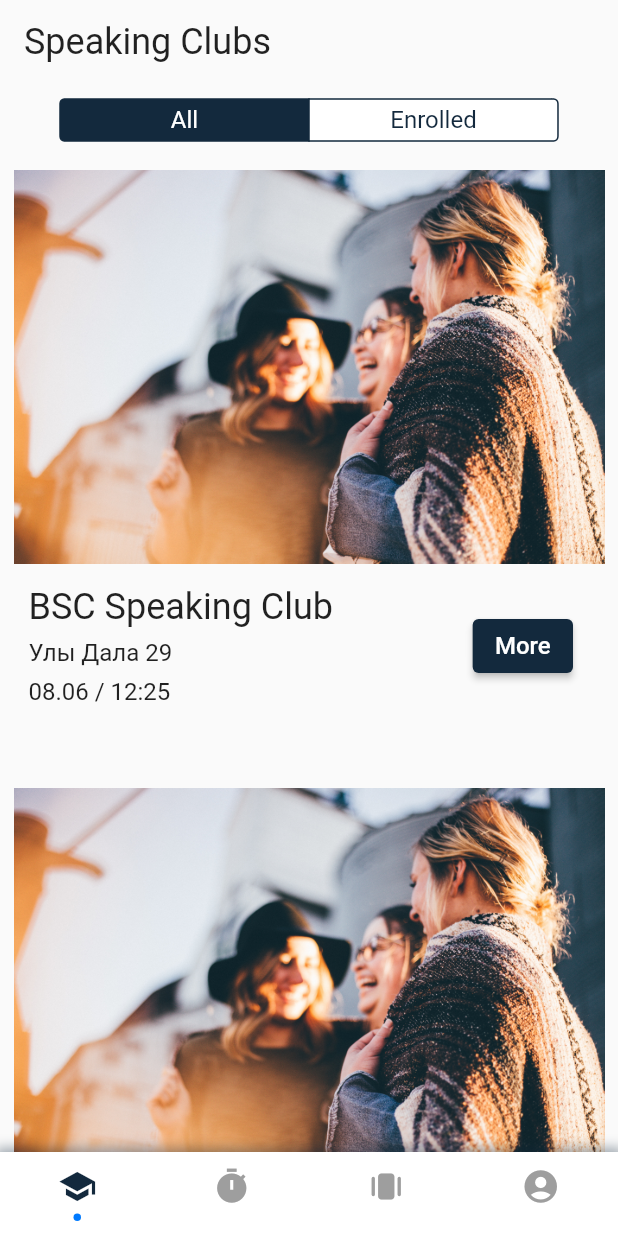
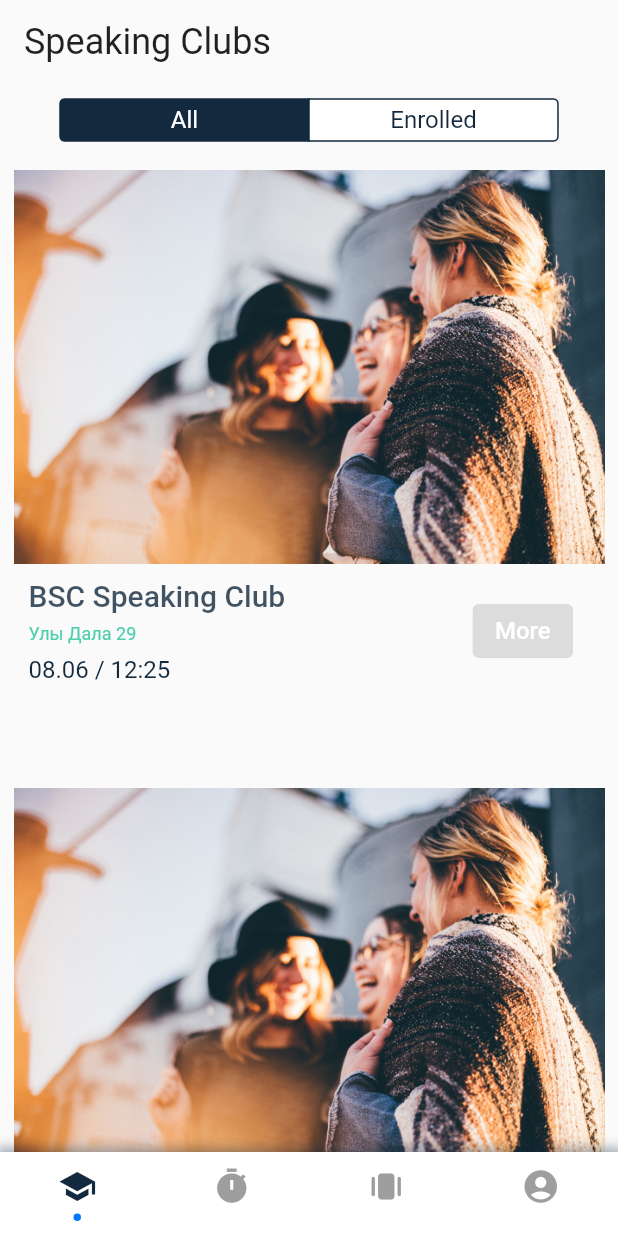
Before and after one commit to AitmaZh/speak-it-kz, a Flutter app: the screen it shows after launch, on a phone screen of 412 x 824 dp. Run offline on Flutter 3.47's test engine with Material 2 defaults, Android fonts, the phone set to English and light mode, and no system bars; drawn by our look-alikes of persistent_bottom_nav_bar; our stand-ins replace firebase_core, flip_card, flutter_secure_storage, google_sign_in, logger, percent_indicator; accounts and stored records are empty.

Commit message:
clubs UI done

```diff
--- a/lib/main.dart
+++ b/lib/main.dart
@@ -36,6 +36,7 @@ class MyApp extends StatelessWidget {
           titleMedium: TextStyle(color: primaryColor),
           labelLarge: TextStyle(
               color: ButtonColors.elevatedButtonTextColor, fontSize: 16),
+              labelMedium: TextStyle(color: secondaryColor),
           bodyMedium:
               const TextStyle(fontSize: 16, fontWeight: FontWeight.normal),
         ),
--- a/lib/network_handler.dart
+++ b/lib/network_handler.dart
@@ -4,7 +4,9 @@ import 'package:http/http.dart' as http;
 import 'package:logger/logger.dart';
 
 class NetworkHandler {
-  String baseUrl = 'http://localhost:8080';
+  String baseUrl = 'http://localhost:3000';
+  // String baseUrl = 'http://10.0.2.2/api';
+  // String baseUrl = 'http://0.0.0.0/api';
   var log = Logger();
 
   Future get(String url) async {
--- a/lib/src/features/speaking clubs/presentation/screens/clubs_catalog_page.dart
+++ b/lib/src/features/speaking clubs/presentation/screens/clubs_catalog_page.dart
@@ -7,6 +7,7 @@ import 'package:http/http.dart' as http;
 import '../../../../../assets/my_colors.dart';
 import '../../../../../network_handler.dart';
 import '../widgets/announcement_card.dart';
+import 'meeting_desc_page.dart';
 
 class SpeakingClubsCatalogScreen extends StatefulWidget {
   const SpeakingClubsCatalogScreen({super.key});
@@ -16,7 +17,7 @@ class SpeakingClubsCatalogScreen extends StatefulWidget {
       _SpeakingClubsCatalogScreenState();
 }
 
-DateTime defaultDateTime = DateTime.parse('2023-06-08 12:25:09.883522');
+// DateTime defaultDateTime = DateTime.parse('2023-06-08 12:25:09.883522');
 
 class _SpeakingClubsCatalogScreenState
     extends State<SpeakingClubsCatalogScreen> {
@@ -30,7 +31,6 @@ class _SpeakingClubsCatalogScreenState
       desc: 'Улы Дала 29',
       address: 'Улы Дала 29',
       format: 'оффлайн',
-      dateTime: defaultDateTime,
       organizatorId: 'Lorem Insum',
       prefLanguageLevel: 'Lorem Insum',
       entryFee: 'Lorem Insum',
@@ -40,7 +40,6 @@ class _SpeakingClubsCatalogScreenState
       meetingTitle: 'Game Night',
       desc: 'онлайн',
       format: 'онлайн',
-      dateTime: defaultDateTime,
       organizatorId: 'Lorem Insum',
       prefLanguageLevel: 'Lorem Insum',
       entryFee: 'Lorem Insum',
@@ -51,7 +50,6 @@ class _SpeakingClubsCatalogScreenState
       desc: '',
       address: 'Петрова 18',
       format: 'оффлайн',
-      dateTime: defaultDateTime,
       organizatorId: 'Lorem Insum',
       prefLanguageLevel: 'Lorem Insum',
       entryFee: 'Lorem Insum',
--- a/lib/src/features/speaking clubs/presentation/widgets/announcement_card.dart
+++ b/lib/src/features/speaking clubs/presentation/widgets/announcement_card.dart
@@ -5,7 +5,7 @@ import 'package:speak_it_kz/src/features/speaking%20clubs/presentation/screens/m
 import 'package:speak_it_kz/src/shared/widgets/custom_buttons.dart';
 
 class AnnouncementCard extends StatefulWidget {
-  dynamic meetingId;
+  final String meetingId;
   dynamic meetingTitle;
   dynamic desc;
   dynamic image;
@@ -24,7 +24,7 @@ class AnnouncementCard extends StatefulWidget {
       required this.desc,
       this.image,
       required this.format,
-      required this.dateTime,
+      this.dateTime,
       this.address,
       this.city,
       required this.organizatorId,
@@ -45,19 +45,10 @@ String formatDateTime(dynamic inputDateTime) {
 
 class _AnnouncementCardState extends State<AnnouncementCard> {
   String defaultImage = 'lib/assets/img/announcement_default_image.jpg';
+  DateTime defaultDateTime = DateTime.parse('2023-06-08 12:25:09.883522');
 
   @override
   Widget build(BuildContext context) {
-    moreButtonTapped() {
-      return(() {
-        Navigator.push(
-            context,
-            MaterialPageRoute(
-                builder: (context) => MeetingDescScreen(
-                      meetingId: widget.meetingId,
-                    )));
-      });
-    }
 
     return Card(
       elevation: 0,
@@ -71,33 +62,38 @@ class _AnnouncementCardState extends State<AnnouncementCard> {
             ),
           ),
           Padding(
-            padding: const EdgeInsets.symmetric(vertical: 10, horizontal: 15),
+            padding: const EdgeInsets.symmetric(vertical: 5, horizontal: 15),
             child: Row(
               mainAxisAlignment: MainAxisAlignment.spaceBetween,
               children: [
                 Column(
                   crossAxisAlignment: CrossAxisAlignment.start,
                   children: [
-                    Text(
-                      widget.meetingTitle,
-                      style: Theme.of(context).textTheme.headlineSmall,
-                      textAlign: TextAlign.start,
+                    SizedBox(
+                      width: 200,
+                      child: Text(
+                        widget.meetingTitle,
+                        style: Theme.of(context).textTheme.titleLarge,
+                        textAlign: TextAlign.start,
+                      ),
                     ),
                     Padding(
                       padding: const EdgeInsets.symmetric(vertical: 7),
                       child: Text(
                         widget.address ?? widget.format,
-                        style: Theme.of(context).textTheme.bodyMedium,
+                        style: Theme.of(context).textTheme.labelMedium,
                         textAlign: TextAlign.start,
                       ),
                     ),
                     Text(
-                      formatDateTime(widget.dateTime),
+                      formatDateTime(defaultDateTime), // TODO: Format dateTime
+
                       textAlign: TextAlign.start,
+                      style: TextStyle(color: primaryColor),
                     ),
                   ],
                 ),
-                CustomButton(onTap: moreButtonTapped, text: 'More'),
+                CustomButton(onTap: () {}, text: 'More'),
               ],
             ),
           ),
```
Also changed, not shown: lib/src/features/speaking clubs/presentation/screens/meeting_desc_page.dart (+63 -32 lines), lib/src/features/speaking clubs/presentation/screens/organization_info_page.dart (added, +31 -0 lines).
